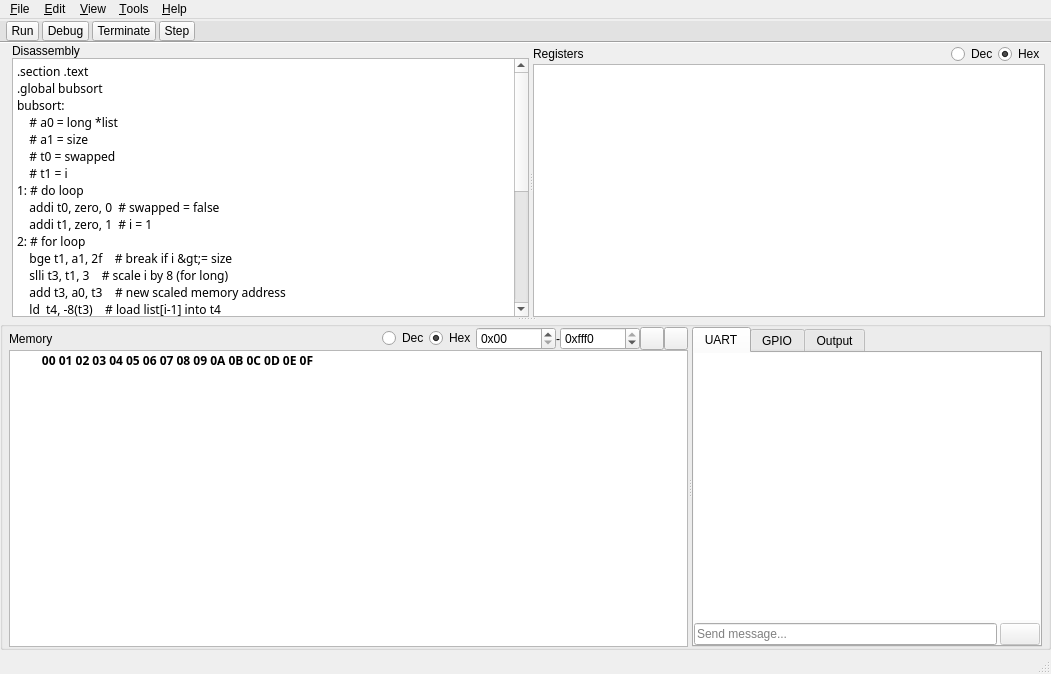
The window that src/ui/mainwindow.ui (MartinUbl/emulv) describes before a commit, drawn with Qt 5.
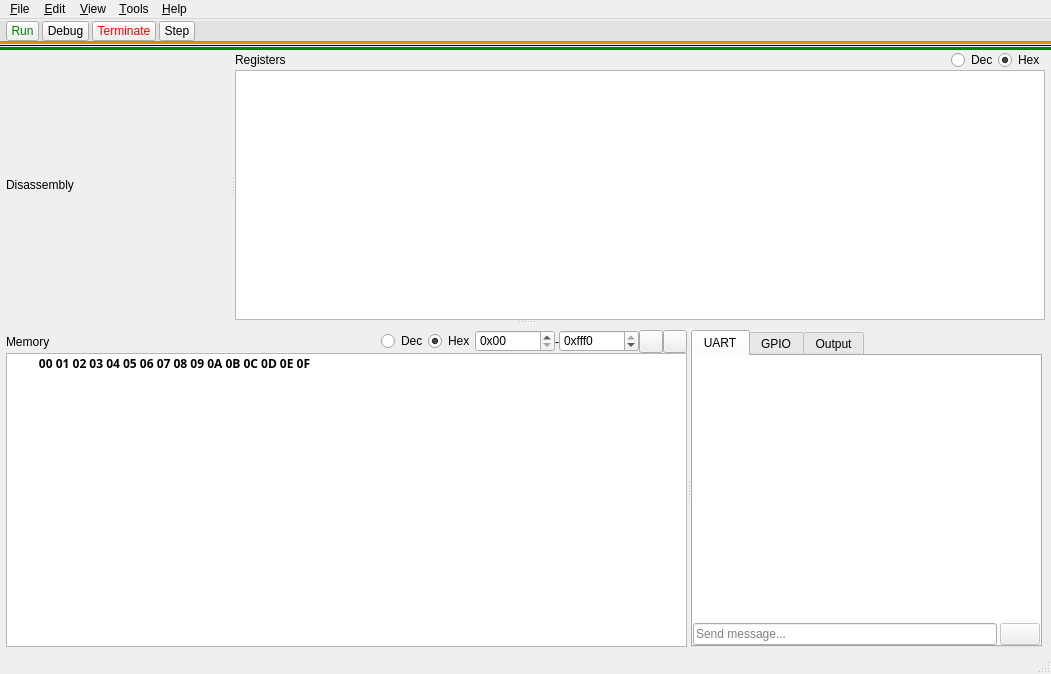
The same window after the commit. Icons and pictures are not drawn.

Commit message:
Added a disassembly viewing widget.
Replaced the disassembly TextEdit widget for with a custom one:
 - Shows line numbers on the left side.
 - Has the ability to highlight a line.

Changes to running and debugging:
 - Shows a message in the StatusBar.
 - Displays a coloured line below the ToolBar.
 - Stepping now sequentially highlights the disassembled lines.

The edit to the form file:
```diff
--- a/src/ui/mainwindow.ui
+++ b/src/ui/mainwindow.ui
@@ -14,6 +14,11 @@
    <string>RISC-V Emulator</string>
   </property>
   <widget class="QWidget" name="centralwidget">
+   <property name="styleSheet">
+    <string notr="true">.QFrame {
+	border-color: rgb(255, 128, 0);
+}</string>
+   </property>
    <layout class="QVBoxLayout" name="verticalLayout_13">
     <property name="spacing">
      <number>0</number>
@@ -87,7 +92,9 @@
             <string>Run (F5)</string>
            </property>
            <property name="styleSheet">
-            <string notr="true"/>
+            <string notr="true">#btnRun {
+	color: green;
+}</string>
            </property>
            <property name="text">
             <string>Run</string>
@@ -139,7 +146,9 @@
             <string>Terminate (Shift+F5)</string>
            </property>
            <property name="styleSheet">
-            <string notr="true"/>
+            <string notr="true">#btnTerminate {
+	color: red;
+}</string>
            </property>
            <property name="text">
             <string>Terminate</string>
@@ -203,15 +212,112 @@
       </layout>
      </widget>
     </item>
+    <item>
+     <widget class="QFrame" name="debugIndicator">
+      <property name="maximumSize">
+       <size>
+        <width>16777215</width>
+        <height>3</height>
+       </size>
+      </property>
+      <property name="styleSheet">
+       <string notr="true">#debugIndicator {
+	border: 3px solid rgb(255, 128, 0);
+}</string>
+      </property>
+      <property name="frameShape">
+       <enum>QFrame::Box</enum>
+      </property>
+      <property name="frameShadow">
+       <enum>QFrame::Plain</enum>
+      </property>
+      <property name="lineWidth">
+       <number>0</number>
+      </property>
+      <layout class="QVBoxLayout" name="verticalLayout_14">
+       <property name="spacing">
+        <number>0</number>
+       </property>
+       <property name="leftMargin">
+        <number>0</number>
+       </property>
+       <property name="topMargin">
+        <number>0</number>
+       </property>
+       <property name="rightMargin">
+        <number>0</number>
+       </property>
+       <property name="bottomMargin">
+        <number>0</number>
+       </property>
+      </layout>
+     </widget>
+    </item>
     <item>
      <widget class="Line" name="line">
+      <property name="frameShadow">
+       <enum>QFrame::Plain</enum>
+      </property>
       <property name="orientation">
        <enum>Qt::Horizontal</enum>
       </property>
      </widget>
     </item>
+    <item>
+     <widget class="QFrame" name="runningIndicator">
+      <property name="enabled">
+       <bool>true</bool>
+      </property>
+      <property name="minimumSize">
+       <size>
+        <width>0</width>
+        <height>0</height>
+       </size>
+      </property>
+      <property name="maximumSize">
+       <size>
+        <width>16777215</width>
+        <height>3</height>
+       </size>
+      </property>
+      <property name="styleSheet">
+       <string notr="true">#runningIndicator {
+	border: 3px solid green;
+}</string>
+      </property>
+      <property name="frameShape">
+       <enum>QFrame::Box</enum>
+      </property>
+      <property name="frameShadow">
+       <enum>QFrame::Plain</enum>
+      </property>
+      <property name="lineWidth">
+       <number>0</number>
+      </property>
+      <layout class="QVBoxLayout" name="verticalLayout">
+       <property name="spacing">
+        <number>0</number>
+       </property>
+       <property name="leftMargin">
+        <number>0</number>
+       </property>
+       <property name="topMargin">
+        <number>0</number>
+       </property>
+       <property name="rightMargin">
+        <number>0</number>
+       </property>
+       <property name="bottomMargin">
+        <number>0</number>
+       </property>
+      </layout>
+     </widget>
+    </item>
     <item>
      <widget class="QSplitter" name="splitterMain">
+      <property name="lineWidth">
+       <number>1</number>
+      </property>
       <property name="orientation">
        <enum>Qt::Vertical</enum>
       </property>
@@ -231,7 +337,7 @@
           <number>0</number>
          </property>
          <property name="leftMargin">
-          <number>6</number>
+          <number>0</number>
          </property>
          <property name="topMargin">
           <number>0</number>
@@ -243,7 +349,7 @@
           <number>0</number>
          </property>
          <item>
-          <layout class="QVBoxLayout" name="verticalLayout">
+          <layout class="QVBoxLayout" name="disassemblyLayout">
            <property name="leftMargin">
             <number>6</number>
            </property>
@@ -254,50 +360,6 @@
              </property>
             </widget>
            </item>
-           <item>
-            <widget class="QPlainTextEdit" name="plainTextEdit">
-             <property name="font">
-              <font>
-               <family>NotoSansMono Nerd Font Mono</family>
-              </font>
-             </property>
-             <property name="lineWrapMode">
-              <enum>QPlainTextEdit::NoWrap</enum>
-             </property>
-             <property name="readOnly">
-              <bool>true</bool>
-             </property>
-             <property name="plainText">
-              <string>.section .text
-.global bubsort
-bubsort:
-    # a0 = long *list
-    # a1 = size
-    # t0 = swapped
-    # t1 = i
-1: # do loop
-    addi t0, zero, 0  # swapped = false
-    addi t1, zero, 1  # i = 1
-2: # for loop
-    bge t1, a1, 2f    # break if i &gt;= size
-    slli t3, t1, 3    # scale i by 8 (for long)
-    add t3, a0, t3    # new scaled memory address
-    ld  t4, -8(t3)    # load list[i-1] into t4
-    ld  t5, 0(t3)     # load list[i] into t5
-    ble t4, t5, 3f    # if list[i-1] &lt; list[i], it's in position
-    # if we get here, we need to swap
-    addi t0, zero, 1  # swapped = true
-    sd  t4, 0(t3)     # list[i] = list[i-1]
-    sd  t5, -8(t3)    # list[i-1] = list[i]
-3: # bottom of for loop body
-    addi t1, t1, 1    # i++
-    jal zero, 2b      # loop again
-2: # bottom of do loop body
-    bne t0, zero, 1b  # loop if swapped = true
-    jalr    zero, 0(ra) # return via return address register</string>
-             </property>
-            </widget>
-           </item>
           </layout>
          </item>
         </layout>
@@ -377,6 +439,9 @@
        </widget>
       </widget>
       <widget class="QGroupBox" name="groupBox">
+       <property name="styleSheet">
+        <string notr="true">#groupBox { border: 0px; }</string>
+       </property>
        <property name="title">
         <string/>
        </property>
@@ -388,7 +453,7 @@
          <number>0</number>
         </property>
         <property name="leftMargin">
-         <number>6</number>
+         <number>3</number>
         </property>
         <property name="topMargin">
          <number>0</number>
@@ -577,8 +642,8 @@
                   <rect>
                    <x>0</x>
                    <y>0</y>
-                   <width>652</width>
-                   <height>284</height>
+                   <width>719</width>
+                   <height>278</height>
                   </rect>
                  </property>
                  <layout class="QVBoxLayout" name="verticalLayout_7">
```
Left out of the diff: 1 changed line with no effect on the pictures. The commit also changes 2 other files.
